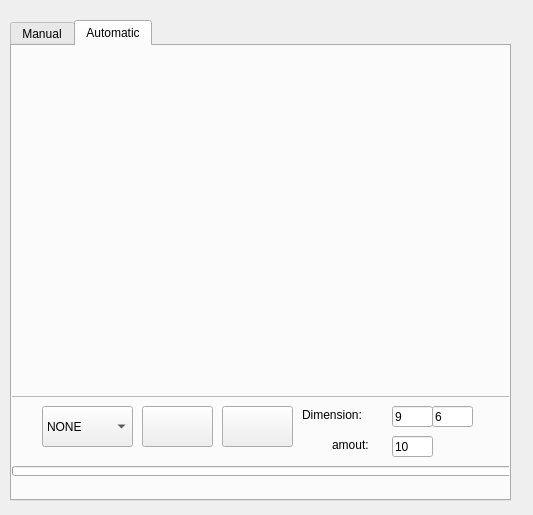
First picture: the form in src/views/dataAcquisition.ui, repository Jjat00/ImageAcquisition, before the edit.
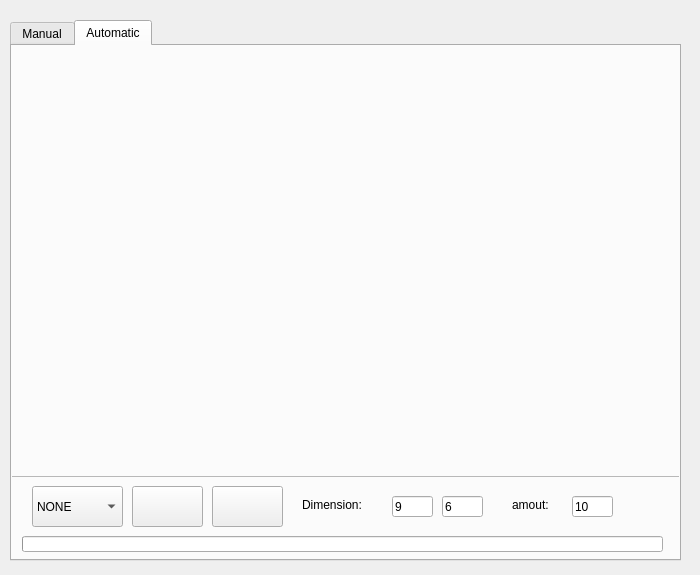
Second picture: the form after the edit.

```diff
--- a/src/views/dataAcquisition.ui
+++ b/src/views/dataAcquisition.ui
@@ -6,8 +6,8 @@
    <rect>
     <x>0</x>
     <y>0</y>
-    <width>533</width>
-    <height>515</height>
+    <width>700</width>
+    <height>575</height>
    </rect>
   </property>
   <property name="windowTitle">
@@ -18,8 +18,8 @@
     <rect>
      <x>10</x>
      <y>20</y>
-     <width>501</width>
-     <height>481</height>
+     <width>671</width>
+     <height>541</height>
     </rect>
    </property>
    <property name="currentIndex">
@@ -146,8 +146,8 @@
     <widget class="QLineEdit" name="NoImages">
      <property name="geometry">
       <rect>
-       <x>380</x>
-       <y>390</y>
+       <x>560</x>
+       <y>450</y>
        <width>41</width>
        <height>21</height>
       </rect>
@@ -160,7 +160,7 @@
      <property name="geometry">
       <rect>
        <x>380</x>
-       <y>360</y>
+       <y>450</y>
        <width>41</width>
        <height>21</height>
       </rect>
@@ -172,8 +172,8 @@
     <widget class="QLineEdit" name="cornerY">
      <property name="geometry">
       <rect>
-       <x>420</x>
-       <y>360</y>
+       <x>430</x>
+       <y>450</y>
        <width>41</width>
        <height>21</height>
       </rect>
@@ -187,8 +187,8 @@
       <rect>
        <x>-10</x>
        <y>-10</y>
-       <width>511</width>
-       <height>361</height>
+       <width>721</width>
+       <height>441</height>
       </rect>
      </property>
      <property name="frameShape">
@@ -202,8 +202,8 @@
        <rect>
         <x>10</x>
         <y>10</y>
-        <width>501</width>
-        <height>351</height>
+        <width>701</width>
+        <height>431</height>
        </rect>
       </property>
       <layout class="QVBoxLayout" name="displayAuto"/>
@@ -212,8 +212,8 @@
     <widget class="QPushButton" name="startButton">
      <property name="geometry">
       <rect>
-       <x>130</x>
-       <y>360</y>
+       <x>120</x>
+       <y>440</y>
        <width>71</width>
        <height>41</height>
       </rect>
@@ -225,8 +225,8 @@
     <widget class="QPushButton" name="stopButton">
      <property name="geometry">
       <rect>
-       <x>210</x>
-       <y>360</y>
+       <x>200</x>
+       <y>440</y>
        <width>71</width>
        <height>41</height>
       </rect>
@@ -238,8 +238,8 @@
     <widget class="QComboBox" name="comboBoxAuto">
      <property name="geometry">
       <rect>
-       <x>30</x>
-       <y>360</y>
+       <x>20</x>
+       <y>440</y>
        <width>91</width>
        <height>41</height>
       </rect>
@@ -269,7 +269,7 @@
      <property name="geometry">
       <rect>
        <x>290</x>
-       <y>360</y>
+       <y>450</y>
        <width>81</width>
        <height>17</height>
       </rect>
@@ -281,8 +281,8 @@
     <widget class="QLabel" name="label_2">
      <property name="geometry">
       <rect>
-       <x>320</x>
-       <y>390</y>
+       <x>500</x>
+       <y>450</y>
        <width>51</width>
        <height>17</height>
       </rect>
@@ -294,10 +294,10 @@
     <widget class="QProgressBar" name="progressBarAcq">
      <property name="geometry">
       <rect>
-       <x>0</x>
-       <y>420</y>
-       <width>501</width>
-       <height>10</height>
+       <x>10</x>
+       <y>490</y>
+       <width>641</width>
+       <height>16</height>
       </rect>
      </property>
      <property name="value">
@@ -310,8 +310,8 @@
     <widget class="QLabel" name="labelNoImage">
      <property name="geometry">
       <rect>
-       <x>460</x>
-       <y>390</y>
+       <x>620</x>
+       <y>450</y>
        <width>41</width>
        <height>21</height>
       </rect>
@@ -327,7 +327,7 @@
     <rect>
      <x>10</x>
      <y>0</y>
-     <width>501</width>
+     <width>671</width>
      <height>71</height>
     </rect>
    </property>
```
Left out of the diff: 38 changed lines with no effect on the pictures.
